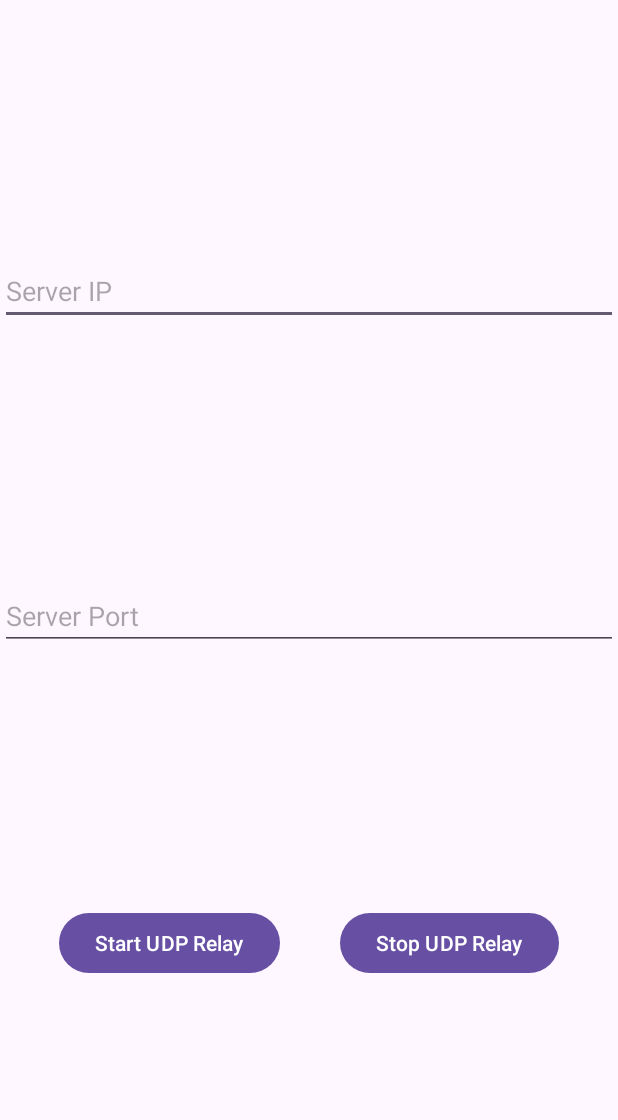
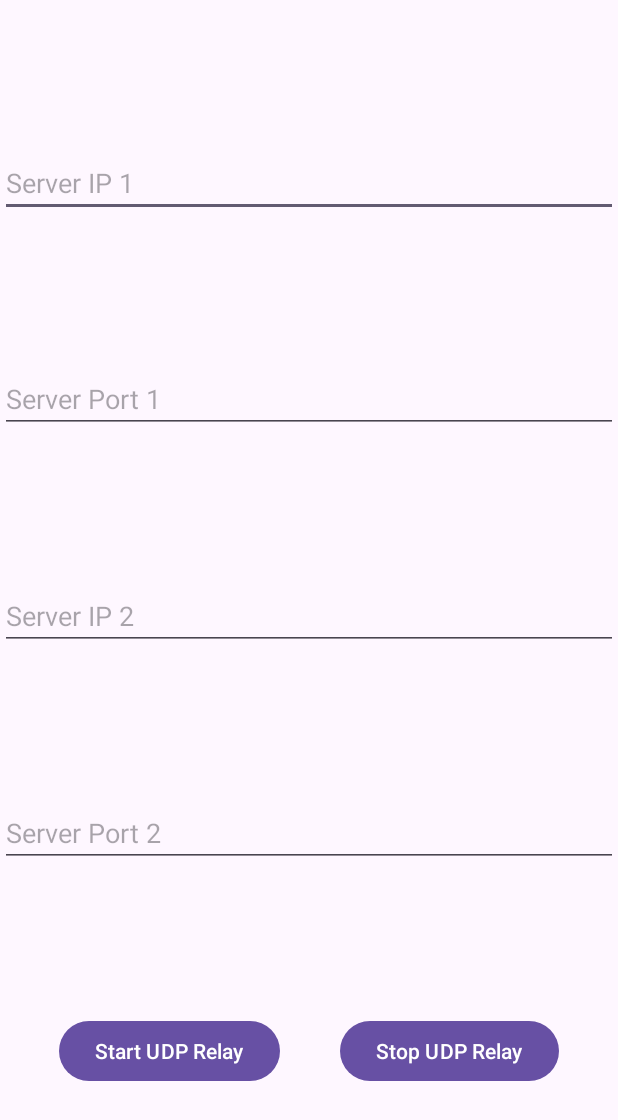
Before and after one commit to yymin1022/Android_UDP_Relay, an Android app: the screen it shows after launch (MainActivity), on a phone screen of 412 x 824 dp. Shown: the top 1120 px of the screen. Run offline under Robolectric (Android 15) with nearby library versions, the phone set to English and light mode, and no system bars; 2 statements that could not run were skipped.

Commit message:
Update Main Layout : Added Inputs for Server 2

```diff
--- a/app/src/main/res/layout/activity_main.xml
+++ b/app/src/main/res/layout/activity_main.xml
@@ -11,9 +11,9 @@
         android:layout_width="match_parent"
         android:layout_height="wrap_content"
         android:inputType="text"
-        android:hint="Server IP"
-        android:id="@+id/main_input_ip"
-        app:layout_constraintBottom_toTopOf="@id/main_input_port"
+        android:hint="Server IP 1"
+        android:id="@+id/main_input_ip_1"
+        app:layout_constraintBottom_toTopOf="@id/main_input_port_1"
         app:layout_constraintEnd_toEndOf="parent"
         app:layout_constraintStart_toStartOf="parent"
         app:layout_constraintTop_toTopOf="parent" />
@@ -22,12 +22,34 @@
         android:layout_width="match_parent"
         android:layout_height="wrap_content"
         android:inputType="numberSigned"
-        android:hint="Server Port"
-        android:id="@+id/main_input_port"
+        android:hint="Server Port 1"
+        android:id="@+id/main_input_port_1"
+        app:layout_constraintBottom_toTopOf="@id/main_input_ip_2"
+        app:layout_constraintEnd_toEndOf="parent"
+        app:layout_constraintStart_toStartOf="parent"
+        app:layout_constraintTop_toBottomOf="@id/main_input_ip_1" />
+
+    <EditText
+        android:layout_width="match_parent"
+        android:layout_height="wrap_content"
+        android:inputType="text"
+        android:hint="Server IP 2"
+        android:id="@+id/main_input_ip_2"
+        app:layout_constraintBottom_toTopOf="@id/main_input_port_2"
+        app:layout_constraintEnd_toEndOf="parent"
+        app:layout_constraintStart_toStartOf="parent"
+        app:layout_constraintTop_toBottomOf="@id/main_input_port_1" />
+
+    <EditText
+        android:layout_width="match_parent"
+        android:layout_height="wrap_content"
+        android:inputType="numberSigned"
+        android:hint="Server Port 2"
+        android:id="@+id/main_input_port_2"
         app:layout_constraintBottom_toTopOf="@id/main_btn_start"
         app:layout_constraintEnd_toEndOf="parent"
         app:layout_constraintStart_toStartOf="parent"
-        app:layout_constraintTop_toBottomOf="@id/main_input_ip" />
+        app:layout_constraintTop_toBottomOf="@id/main_input_ip_2" />
 
     <Button
         android:layout_width="wrap_content"
@@ -37,7 +59,7 @@
         app:layout_constraintBottom_toBottomOf="parent"
         app:layout_constraintEnd_toStartOf="@id/main_btn_stop"
         app:layout_constraintStart_toStartOf="parent"
-        app:layout_constraintTop_toBottomOf="@id/main_input_port" />
+        app:layout_constraintTop_toBottomOf="@id/main_input_port_2" />
 
     <Button
         android:layout_width="wrap_content"
@@ -47,6 +69,6 @@
         app:layout_constraintBottom_toBottomOf="parent"
         app:layout_constraintEnd_toEndOf="parent"
         app:layout_constraintStart_toEndOf="@id/main_btn_start"
-        app:layout_constraintTop_toBottomOf="@id/main_input_port" />
+        app:layout_constraintTop_toBottomOf="@id/main_input_port_2" />
 
 </androidx.constraintlayout.widget.ConstraintLayout>
```
